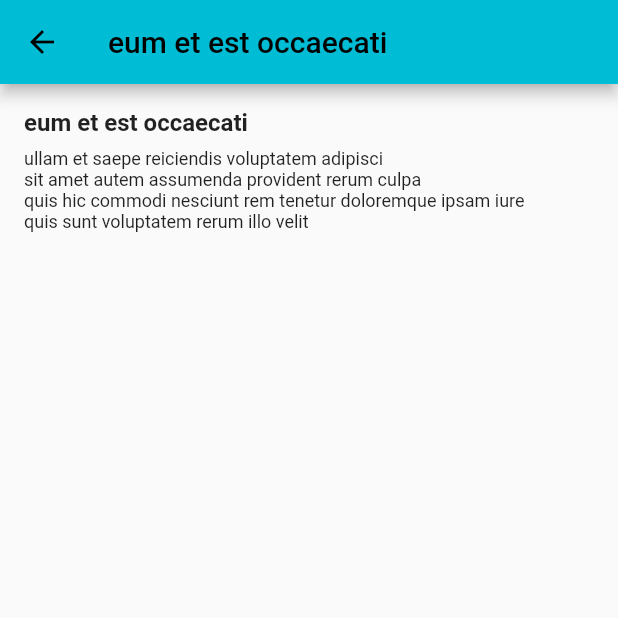
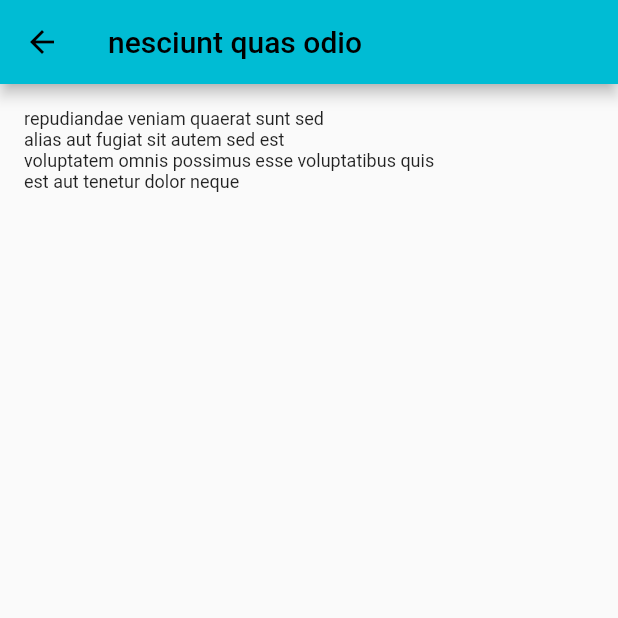
Before and after one commit to brucy34/blog_app, a Flutter app: the screen it shows after launch, scrolled down 576 dp, after a tap on "Read", on a phone screen of 412 x 824 dp, the top half of it. Run offline on Flutter 3.47's test engine with Material 2 defaults, Android fonts, the phone set to English and light mode, and no system bars.

Commit message:
make it more beautiful

```diff
--- a/lib/main.dart
+++ b/lib/main.dart
@@ -645,8 +645,8 @@ class ArticleListPage extends StatelessWidget {
       appBar: AppBar(
         title: Text('My Blog'),
         actions: [
-          IconButton(onPressed: () {print("YOu clicked on me");}, icon: Icon(Icons.message)),
-          IconButton(onPressed: () {print("I'm your boss");}, icon: Icon(Icons.person)),
+          IconButton(onPressed: () {}, icon: Icon(Icons.message)),
+          IconButton(onPressed: () {}, icon: Icon(Icons.person)),
         ],
       ),
       body: ListView.builder(
@@ -672,12 +672,12 @@ class ArticleListPage extends StatelessWidget {
                       fontWeight: FontWeight.bold,
                     ),
                   ),
-                  SizedBox(height: 8.0),
+                  // SizedBox(height: 8.0),
                   Text(
-                    article['body'],
+                    article['body'].substring(0,90)+"...",
                     style: TextStyle(fontSize: 12.0),
                   ),
-                  SizedBox(height: 8.0),
+                  // SizedBox(height: 8.0),
                   Align(
                     alignment: Alignment.centerRight,
                     child: ElevatedButton(
@@ -715,14 +715,14 @@ class ArticleDetailPage extends StatelessWidget {
         child: Column(
           crossAxisAlignment: CrossAxisAlignment.start,
           children: [
-            Text(
-              article['title'],
-              style: TextStyle(
-                fontSize: 16.0,
-                fontWeight: FontWeight.bold,
-              ),
-            ),
-            SizedBox(height: 8.0),
+            // Text(
+            //   article['title'],
+            //   style: TextStyle(
+            //     fontSize: 16.0,
+            //     fontWeight: FontWeight.bold,
+            //   ),
+            // ),
+            // SizedBox(height: 8.0),
             Text(
               article['body'],
               style: TextStyle(fontSize: 12.0),
```
